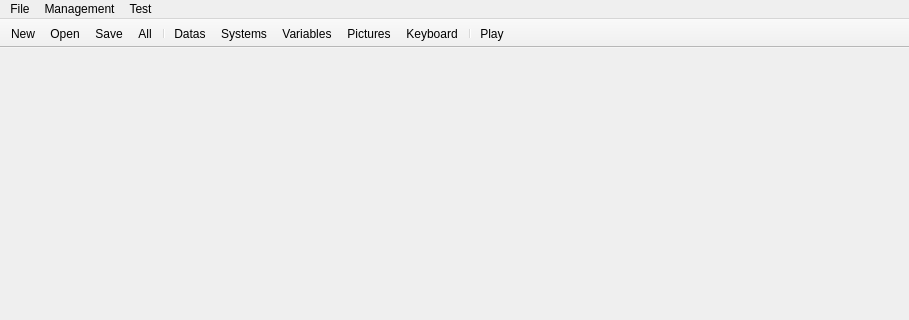
This is Engine/Dialogs/mainwindow.ui in RPG-Paper-Maker/RPG-Paper-Maker as Qt 5 draws it before an edit; both pictures show x 0 to 909 and y 0 to 320 of the 909 by 502 pixel window. The edited form follows.
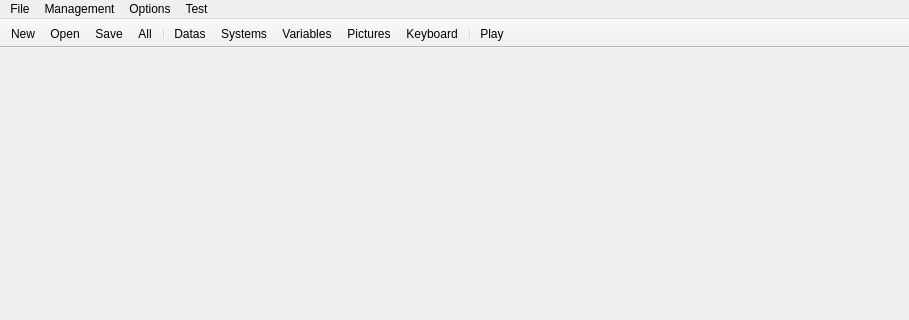
This is the edited form. Icons and pictures are not drawn.

Commit message: [E][G] BR path option

Patch:
```diff
--- a/Engine/Dialogs/mainwindow.ui
+++ b/Engine/Dialogs/mainwindow.ui
@@ -83,8 +83,15 @@
     <addaction name="actionPictures_manager"/>
     <addaction name="actionKeyboard_controls"/>
    </widget>
+   <widget class="QMenu" name="menuOptions">
+    <property name="title">
+     <string>Options</string>
+    </property>
+    <addaction name="actionSet_BR_path_folder"/>
+   </widget>
    <addaction name="menuFile"/>
    <addaction name="menuManagement"/>
+   <addaction name="menuOptions"/>
    <addaction name="menuTest"/>
   </widget>
   <widget class="QToolBar" name="mainToolBar">
```
Left out of the diff: 5 changed lines with no effect on the pictures. The commit also changes 15 other files.
